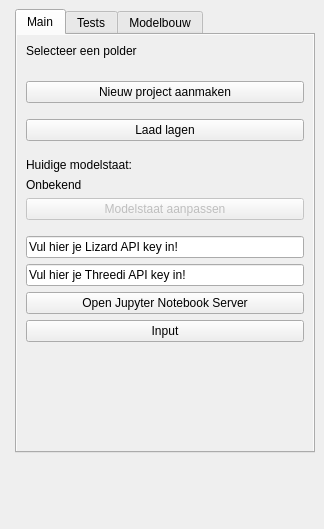
This is hhnk_threedi_plugin/hhnk_toolbox_dockwidget_base.ui in threedi/hhnk-threedi-plugin as Qt 5 draws it before an edit. The edited form follows.
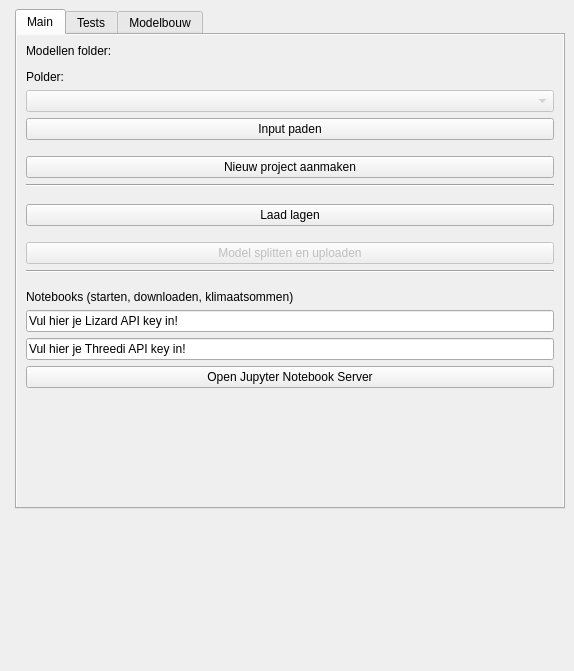
This is the edited form. Custom widgets are drawn as their Qt base class.

Diff of the .ui file:
```diff
--- a/hhnk_threedi_plugin/hhnk_toolbox_dockwidget_base.ui
+++ b/hhnk_threedi_plugin/hhnk_toolbox_dockwidget_base.ui
@@ -6,8 +6,8 @@
    <rect>
     <x>0</x>
     <y>0</y>
-    <width>324</width>
-    <height>529</height>
+    <width>574</width>
+    <height>671</height>
    </rect>
   </property>
   <property name="sizePolicy">
@@ -18,8 +18,8 @@
   </property>
   <property name="minimumSize">
    <size>
-    <width>209</width>
-    <height>529</height>
+    <width>345</width>
+    <height>671</height>
    </size>
   </property>
   <property name="maximumSize">
@@ -86,7 +86,7 @@
        </attribute>
        <layout class="QVBoxLayout" name="verticalLayout">
         <item>
-         <widget class="QLabel" name="select_polder_label">
+         <widget class="QLabel" name="select_polders_map_label">
           <property name="sizePolicy">
            <sizepolicy hsizetype="MinimumExpanding" vsizetype="Fixed">
             <horstretch>0</horstretch>
@@ -94,12 +94,12 @@
            </sizepolicy>
           </property>
           <property name="text">
-           <string>Selecteer een polder</string>
+           <string>Modellen folder:</string>
           </property>
          </widget>
         </item>
         <item>
-         <widget class="QgsFileWidget" name="polder_selector">
+         <widget class="QgsFileWidget" name="polders_map_selector">
           <property name="sizePolicy">
            <sizepolicy hsizetype="MinimumExpanding" vsizetype="Fixed">
             <horstretch>0</horstretch>
@@ -111,6 +111,36 @@
           </property>
           <property name="storageMode">
            <enum>QgsFileWidget::GetDirectory</enum>
+          </property>
+          <property name="options">
+           <set>QFileDialog::ShowDirsOnly</set>
+          </property>
+         </widget>
+        </item>
+        <item>
+         <widget class="QLabel" name="select_polder_label">
+          <property name="text">
+           <string>Polder:</string>
+          </property>
+         </widget>
+        </item>
+        <item>
+         <widget class="QComboBox" name="polder_selector">
+          <property name="enabled">
+           <bool>false</bool>
+          </property>
+          <property name="currentText">
+           <string/>
+          </property>
+         </widget>
+        </item>
+        <item>
+         <widget class="QPushButton" name="input_btn">
+          <property name="toolTip">
+           <string>Paden naar de gebruikte input voor verschillende testen</string>
+          </property>
+          <property name="text">
+           <string>Input paden</string>
           </property>
          </widget>
         </item>
@@ -140,6 +170,16 @@
           </property>
          </widget>
         </item>
+        <item>
+         <widget class="Line" name="line_3">
+          <property name="midLineWidth">
+           <number>0</number>
+          </property>
+          <property name="orientation">
+           <enum>Qt::Horizontal</enum>
+          </property>
+         </widget>
+        </item>
         <item>
          <spacer name="verticalSpacer">
           <property name="orientation">
@@ -183,33 +223,7 @@
          </spacer>
         </item>
         <item>
-         <widget class="QLabel" name="model_state_label">
-          <property name="sizePolicy">
-           <sizepolicy hsizetype="MinimumExpanding" vsizetype="Fixed">
-            <horstretch>0</horstretch>
-            <verstretch>0</verstretch>
-           </sizepolicy>
-          </property>
-          <property name="text">
-           <string>Huidige modelstaat:</string>
-          </property>
-         </widget>
-        </item>
-        <item>
-         <widget class="QLabel" name="model_state_show">
-          <property name="sizePolicy">
-           <sizepolicy hsizetype="MinimumExpanding" vsizetype="Fixed">
-            <horstretch>0</horstretch>
-            <verstretch>0</verstretch>
-           </sizepolicy>
-          </property>
-          <property name="text">
-           <string>Onbekend</string>
-          </property>
-         </widget>
-        </item>
-        <item>
-         <widget class="QPushButton" name="model_state_btn">
+         <widget class="QPushButton" name="model_splitter_btn">
           <property name="enabled">
            <bool>false</bool>
           </property>
@@ -220,7 +234,14 @@
            </sizepolicy>
           </property>
           <property name="text">
-           <string>Modelstaat aanpassen</string>
+           <string>Model splitten en uploaden</string>
+          </property>
+         </widget>
+        </item>
+        <item>
+         <widget class="Line" name="line_4">
+          <property name="orientation">
+           <enum>Qt::Horizontal</enum>
           </property>
          </widget>
         </item>
@@ -237,6 +258,13 @@
           </property>
          </spacer>
         </item>
+        <item>
+         <widget class="QLabel" name="jupyter_label">
+          <property name="text">
+           <string>Notebooks (starten, downloaden, klimaatsommen)</string>
+          </property>
+         </widget>
+        </item>
         <item>
          <widget class="QLineEdit" name="lizard_api_key_textbox">
           <property name="sizePolicy">
@@ -277,11 +305,17 @@
          </widget>
         </item>
         <item>
-         <widget class="QPushButton" name="input_btn">
-          <property name="text">
-           <string>Input</string>
+         <spacer name="verticalSpacer_9">
+          <property name="orientation">
+           <enum>Qt::Vertical</enum>
           </property>
-         </widget>
+          <property name="sizeHint" stdset="0">
+           <size>
+            <width>20</width>
+            <height>10</height>
+           </size>
+          </property>
+         </spacer>
         </item>
         <item>
          <spacer name="verticalSpacer_5">
```
Left out of the diff: 13 changed lines with no effect on the pictures.
